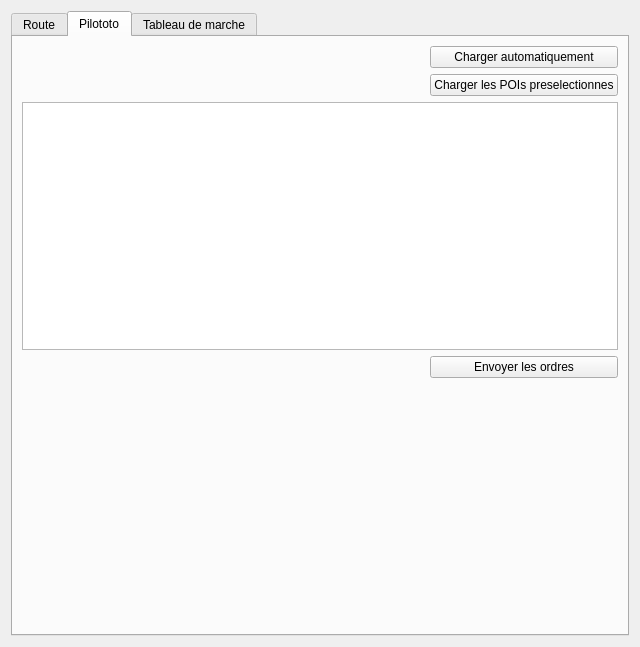
Before: the Qt Designer form src/Ui/Route_Editor.ui in nohal/qtVlm, drawn with Qt 5.
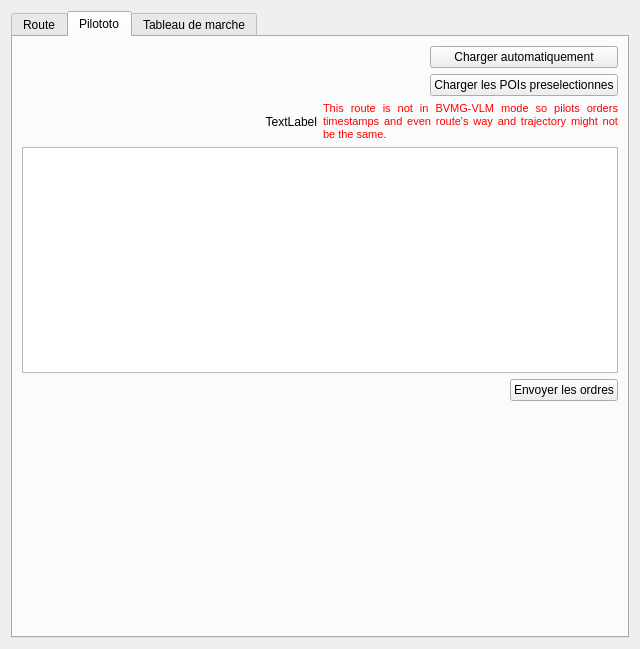
After: the same form once the commit is applied. The open tabs and pages were chosen to show the change.

```diff
--- a/src/Ui/Route_Editor.ui
+++ b/src/Ui/Route_Editor.ui
@@ -7,7 +7,7 @@
     <x>0</x>
     <y>0</y>
     <width>640</width>
-    <height>647</height>
+    <height>649</height>
    </rect>
   </property>
   <property name="sizePolicy">
@@ -31,8 +31,8 @@
   <property name="windowTitle">
    <string notr="true">Route Parameters</string>
   </property>
-  <layout class="QGridLayout" name="gridLayout">
-   <item row="0" column="0">
+  <layout class="QVBoxLayout" name="verticalLayout_9">
+   <item>
     <widget class="QTabWidget" name="tabWidget">
      <property name="currentIndex">
       <number>0</number>
@@ -451,32 +451,113 @@
       <attribute name="title">
        <string>Pilototo</string>
       </attribute>
-      <layout class="QGridLayout" name="gridLayout_2">
-       <item row="2" column="0" colspan="2">
+      <layout class="QVBoxLayout" name="verticalLayout_8">
+       <item>
+        <layout class="QHBoxLayout" name="horizontalLayout">
+         <item>
+          <spacer name="horizontalSpacer">
+           <property name="orientation">
+            <enum>Qt::Horizontal</enum>
+           </property>
+           <property name="sizeHint" stdset="0">
+            <size>
+             <width>40</width>
+             <height>20</height>
+            </size>
+           </property>
+          </spacer>
+         </item>
+         <item>
+          <layout class="QVBoxLayout" name="verticalLayout_7">
+           <item>
+            <widget class="QPushButton" name="defaultOrders">
+             <property name="text">
+              <string>Charger automatiquement</string>
+             </property>
+             <property name="autoDefault">
+              <bool>false</bool>
+             </property>
+            </widget>
+           </item>
+           <item>
+            <widget class="QPushButton" name="customOrders">
+             <property name="text">
+              <string>Charger les POIs preselectionnes</string>
+             </property>
+             <property name="autoDefault">
+              <bool>false</bool>
+             </property>
+            </widget>
+           </item>
+          </layout>
+         </item>
+        </layout>
+       </item>
+       <item>
+        <layout class="QHBoxLayout" name="horizontalLayout_7">
+         <item>
+          <widget class="QLabel" name="warning_icon">
+           <property name="text">
+            <string>TextLabel</string>
+           </property>
+           <property name="alignment">
+            <set>Qt::AlignRight|Qt::AlignTrailing|Qt::AlignVCenter</set>
+           </property>
+          </widget>
+         </item>
+         <item>
+          <widget class="QLabel" name="warning_text">
+           <property name="maximumSize">
+            <size>
+             <width>400</width>
+             <height>16777215</height>
+            </size>
+           </property>
+           <property name="text">
+            <string>&lt;!DOCTYPE HTML PUBLIC &quot;-//W3C//DTD HTML 4.0//EN&quot; &quot;http://www.w3.org/TR/REC-html40/strict.dtd&quot;&gt;
+&lt;html&gt;&lt;head&gt;&lt;meta name=&quot;qrichtext&quot; content=&quot;1&quot; /&gt;&lt;style type=&quot;text/css&quot;&gt;
+p, li { white-space: pre-wrap; }
+&lt;/style&gt;&lt;/head&gt;&lt;body style=&quot; font-family:'MS Shell Dlg 2'; font-size:8pt; font-weight:400; font-style:normal;&quot;&gt;
+&lt;p align=&quot;justify&quot; style=&quot; margin-top:12px; margin-bottom:12px; margin-left:0px; margin-right:0px; -qt-block-indent:0; text-indent:0px;&quot;&gt;&lt;span style=&quot; color:#ff0000;&quot;&gt;This route is not in BVMG-VLM mode so pilots orders timestamps and even route's way and trajectory might not be the same. &lt;/span&gt;&lt;/p&gt;&lt;/body&gt;&lt;/html&gt;</string>
+           </property>
+           <property name="wordWrap">
+            <bool>true</bool>
+           </property>
+          </widget>
+         </item>
+        </layout>
+       </item>
+       <item>
         <widget class="QTreeView" name="pilotView"/>
        </item>
-       <item row="1" column="1">
-        <widget class="QPushButton" name="customOrders">
-         <property name="text">
-          <string>Charger les POIs preselectionnes</string>
-         </property>
-        </widget>
+       <item>
+        <layout class="QHBoxLayout" name="horizontalLayout_5">
+         <item>
+          <spacer name="horizontalSpacer_3">
+           <property name="orientation">
+            <enum>Qt::Horizontal</enum>
+           </property>
+           <property name="sizeHint" stdset="0">
+            <size>
+             <width>40</width>
+             <height>20</height>
+            </size>
+           </property>
+          </spacer>
+         </item>
+         <item>
+          <widget class="QPushButton" name="Envoyer">
+           <property name="text">
+            <string>Envoyer les ordres</string>
+           </property>
+           <property name="autoDefault">
+            <bool>false</bool>
+           </property>
+          </widget>
+         </item>
+        </layout>
        </item>
-       <item row="0" column="1">
-        <widget class="QPushButton" name="defaultOrders">
-         <property name="text">
-          <string>Charger automatiquement</string>
-         </property>
-        </widget>
-       </item>
-       <item row="3" column="1">
-        <widget class="QPushButton" name="Envoyer">
-         <property name="text">
-          <string>Envoyer les ordres</string>
-         </property>
-        </widget>
-       </item>
-       <item row="4" column="0" colspan="2">
+       <item>
         <spacer name="verticalSpacer">
          <property name="orientation">
           <enum>Qt::Vertical</enum>
@@ -489,19 +570,6 @@
          </property>
         </spacer>
        </item>
-       <item row="0" column="0" rowspan="2">
-        <spacer name="horizontalSpacer">
-         <property name="orientation">
-          <enum>Qt::Horizontal</enum>
-         </property>
-         <property name="sizeHint" stdset="0">
-          <size>
-           <width>40</width>
-           <height>20</height>
-          </size>
-         </property>
-        </spacer>
-       </item>
       </layout>
      </widget>
      <widget class="QWidget" name="tab_3">
```
Left out of the diff: 24 changed lines with no effect on the pictures.
